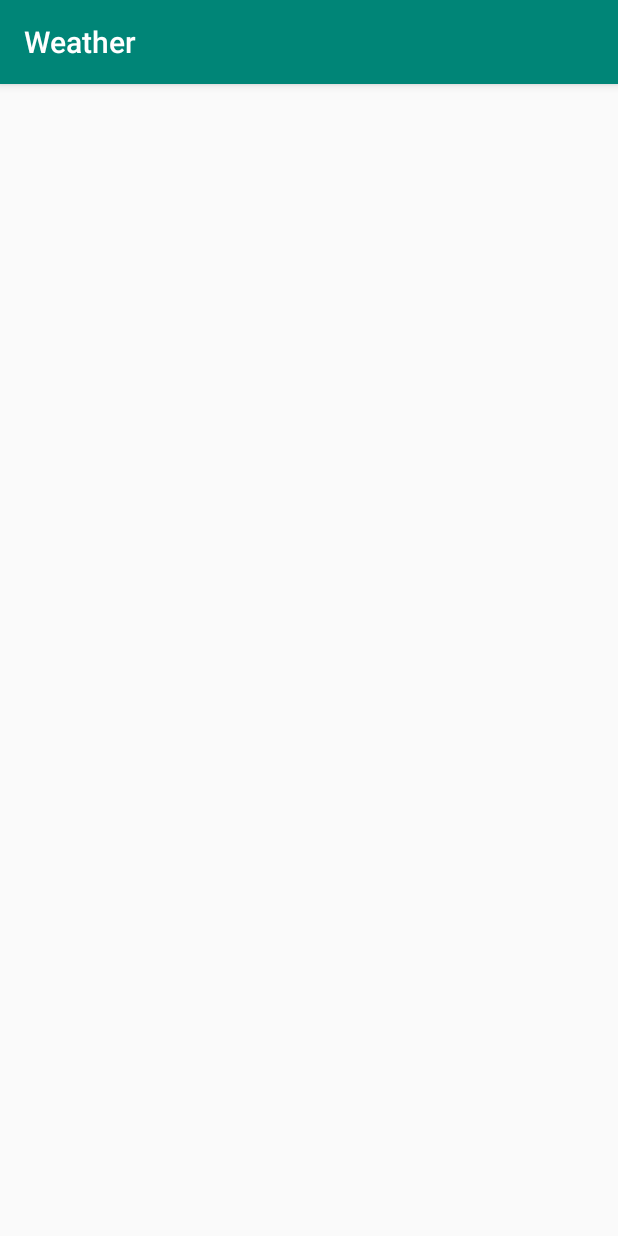
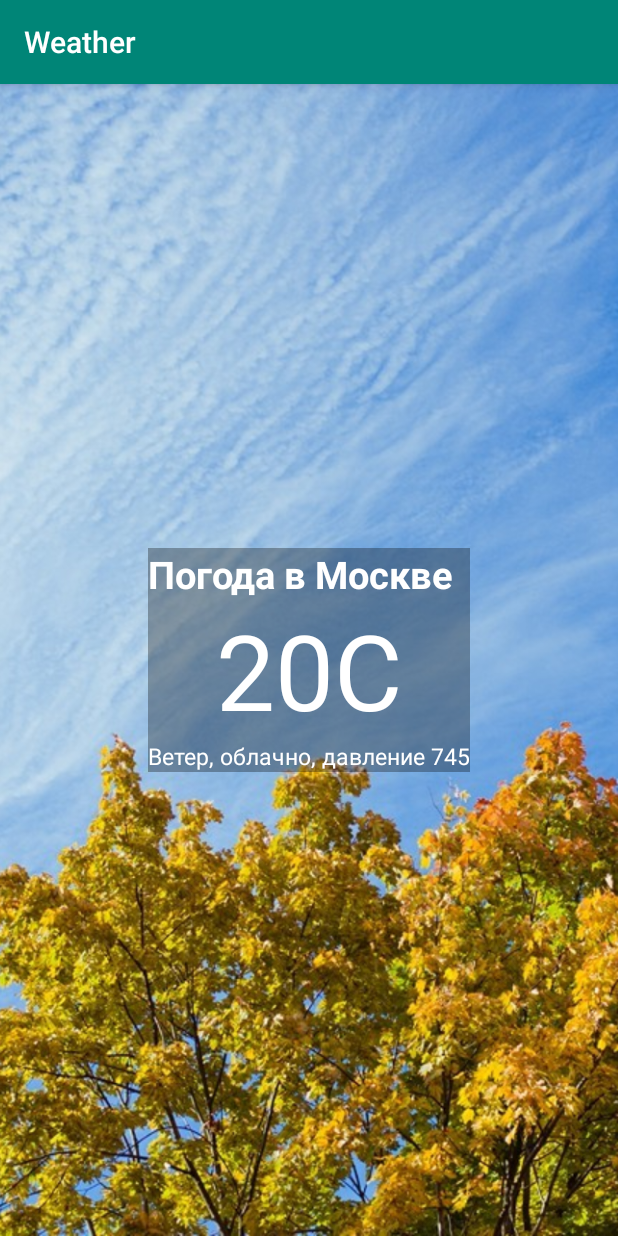
Before and after one commit to berbasovp/lesson01, an Android app: the screen it shows after launch (MainActivity), on a phone screen of 412 x 824 dp. Run offline under Robolectric (Android 15) with nearby library versions, the phone set to English and light mode, and no system bars.

Commit message:
Шаблон для работы погоды

```diff
--- a/app/src/main/res/layout/activity_main.xml
+++ b/app/src/main/res/layout/activity_main.xml
@@ -5,6 +5,43 @@
         android:layout_width="match_parent"
         android:layout_height="match_parent"
         tools:context="com.berbasov.weather.MainActivity">
+<ImageView
+    android:layout_width="match_parent"
+    android:layout_height="match_parent"
+android:src="@drawable/fon"
+    android:scaleType="centerCrop"
+    />
+    <LinearLayout
+        android:orientation="vertical"
+        android:layout_width="wrap_content"
+        android:layout_height="wrap_content"
+        android:layout_centerVertical="true"
+        android:layout_centerHorizontal="true"
+        android:background="#50000000"
 
+        >
+        <TextView
+            android:layout_width="wrap_content"
+            android:layout_height="wrap_content"
+            android:textSize="25dp"
+            android:textColor="#fff"
+            android:text="Погода в Москве"
+            android:textStyle="bold"/>
+        <TextView
+            android:layout_width="match_parent"
+            android:layout_height="wrap_content"
+            android:textSize="70dp"
+            android:textColor="#fff"
+            android:gravity="center"
+            android:text="20C"
+            />
+        <TextView
+            android:layout_width="wrap_content"
+            android:layout_height="wrap_content"
+            android:textSize="15dp"
+            android:textColor="#fff"
+            android:text="Ветер, облачно, давление 745"
+            />
+    </LinearLayout>
 
         </RelativeLayout>
```
